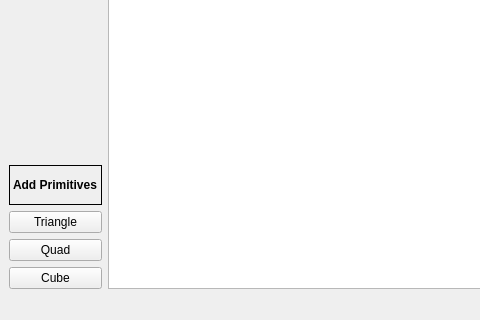
Old version of the form UI/MainWindow.ui in the repository ubuntunux/PyEngine3D; both pictures show x 0 to 480 and y 481 to 801 of the 873 by 801 pixel window.
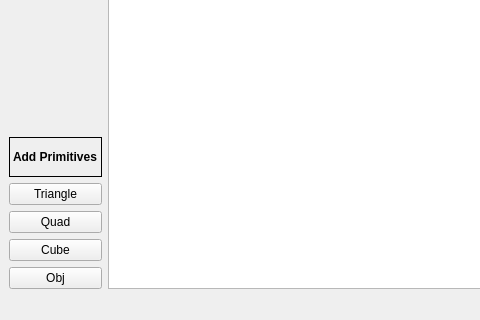
New version of the form.

Diff of the .ui file:
```diff
--- a/UI/MainWindow.ui
+++ b/UI/MainWindow.ui
@@ -71,6 +71,13 @@
           </property>
          </widget>
         </item>
+        <item>
+         <widget class="QPushButton" name="add_Obj">
+          <property name="text">
+           <string>Obj</string>
+          </property>
+         </widget>
+        </item>
        </layout>
       </item>
       <item>
```
